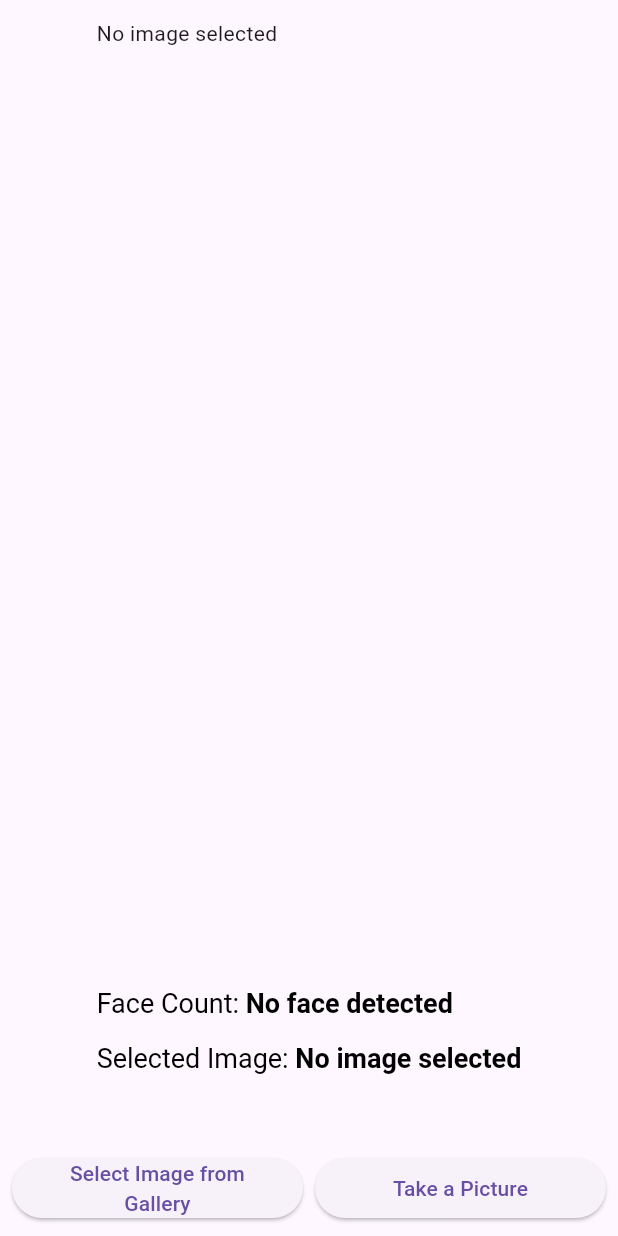
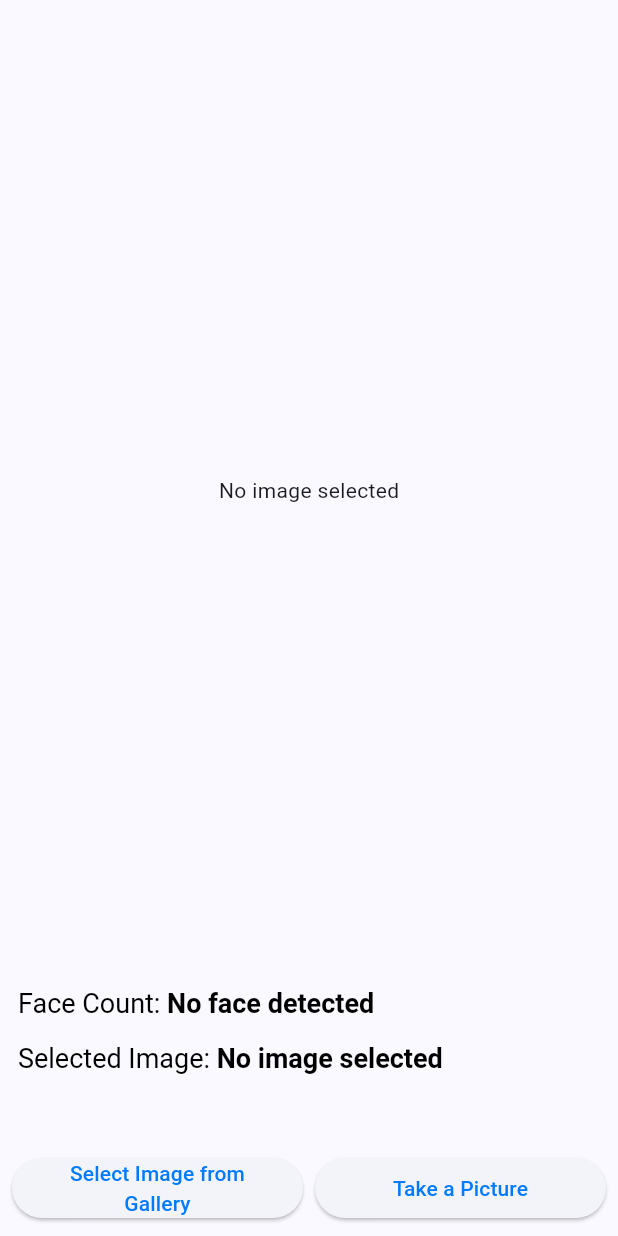
Before and after one commit to enesakbal/face-detection-ios, a Flutter app: the screen it shows after launch, on a phone screen of 412 x 824 dp. Run offline on Flutter 3.47's test engine with Material 3 defaults, Android fonts, the phone set to English and light mode, and no system bars; our stand-ins replace image_picker.

Commit message:
chore: some changes

```diff
--- a/lib/face_detection_manager.dart
+++ b/lib/face_detection_manager.dart
@@ -3,6 +3,8 @@ import 'dart:io';
 import 'package:flutter/services.dart';
 
 abstract class FaceDetectionManager {
+  static const _channel = MethodChannel('com.example.faceDetectionIos/faceDetectionIos');
+
   static Future<int> detectFaceFromImage(String imagePath) async {
     try {
       if (Platform.isIOS) {
@@ -23,6 +25,4 @@ abstract class FaceDetectionManager {
       rethrow;
     }
   }
-
-  static const _channel = MethodChannel('com.example.faceDetectionIos/faceDetectionIos');
 }
--- a/lib/main.dart
+++ b/lib/main.dart
@@ -1,4 +1,5 @@
 import 'package:face_detection_ios/face_detection_manager.dart';
+import 'package:flutter/cupertino.dart';
 import 'package:flutter/material.dart';
 import 'package:image_picker/image_picker.dart';
 
@@ -19,7 +20,8 @@ class _MainAppState extends State<MainApp> {
 
   @override
   Widget build(BuildContext context) {
-    return MaterialApp(
+    return CupertinoApp(
+      debugShowCheckedModeBanner: false,
       home: Scaffold(
         bottomNavigationBar: SafeArea(
           child: Padding(
@@ -91,7 +93,7 @@ class _MainAppState extends State<MainApp> {
                   child: Builder(
                     builder: (context) {
                       if (selectedImagePath == null) {
-                        return const Text('No image selected');
+                        return const Center(child: Text('No image selected'));
                       }
 
                       return Image.asset(selectedImagePath!);
```
